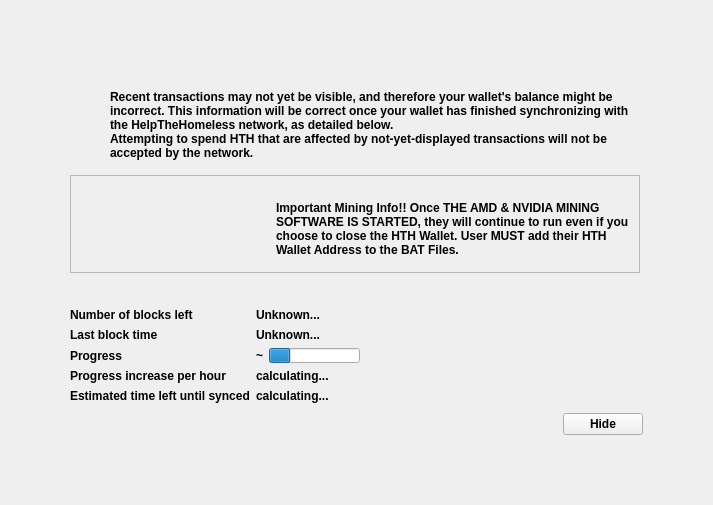
Old version of the form src/qt/forms/modaloverlay.ui in the repository HTHcoin/helpthehomelesscoin.
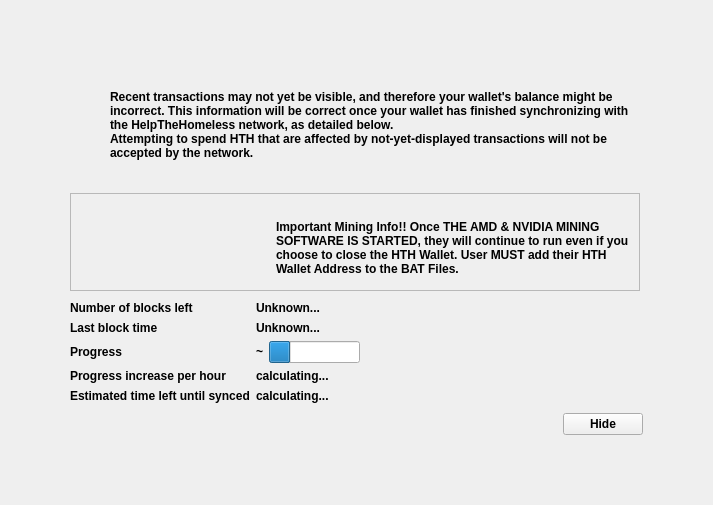
New version of the form. Icons and pictures are not drawn. Custom widgets are drawn as their Qt base class.

What changed in the file:
```diff
--- a/src/qt/forms/modaloverlay.ui
+++ b/src/qt/forms/modaloverlay.ui
@@ -55,7 +55,7 @@
         <property name="styleSheet">
          <string notr="true"/>
         </property>
-        <layout class="QVBoxLayout" name="verticalLayoutSub" stretch="1,0,0,0,0,0">
+        <layout class="QVBoxLayout" name="verticalLayoutSub" stretch="1,0,0,0,0">
          <property name="spacing">
           <number>0</number>
          </property>
@@ -201,9 +201,9 @@
             <property name="geometry">
              <rect>
               <x>0</x>
-              <y>6</y>
+              <y>0</y>
               <width>571</width>
-              <height>85</height>
+              <height>91</height>
              </rect>
             </property>
             <layout class="QHBoxLayout" name="horizontalLayoutIconText_2" stretch="0,0,1">
@@ -291,41 +291,12 @@
                  </property>
                 </widget>
                </item>
-               <item>
-                <spacer name="verticalSpacer_3">
-                 <property name="orientation">
-                  <enum>Qt::Vertical</enum>
-                 </property>
-                 <property name="sizeHint" stdset="0">
-                  <size>
-                   <width>20</width>
-                   <height>40</height>
-                  </size>
-                 </property>
-                </spacer>
-               </item>
               </layout>
              </item>
             </layout>
            </widget>
           </widget>
          </item>
-         <item>
-          <spacer name="verticalSpacer_2">
-           <property name="orientation">
-            <enum>Qt::Vertical</enum>
-           </property>
-           <property name="sizeType">
-            <enum>QSizePolicy::Fixed</enum>
-           </property>
-           <property name="sizeHint" stdset="0">
-            <size>
-             <width>20</width>
-             <height>25</height>
-            </size>
-           </property>
-          </spacer>
-         </item>
          <item>
           <layout class="QFormLayout" name="formLayout">
            <property name="fieldGrowthPolicy">
```
